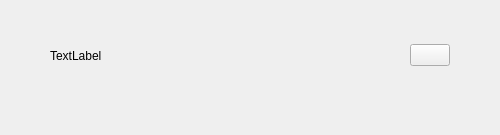
shuai132/qtlistwidget, file mvp/mainwindow/item/item.ui: the form before one commit.
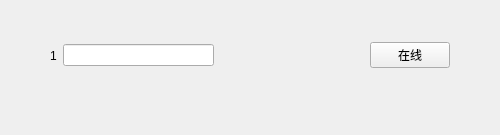
The form after the commit. Icons and pictures are not drawn. Custom widgets are drawn as their Qt base class.

Diff of the .ui file:
```diff
--- a/mvp/mainwindow/item/item.ui
+++ b/mvp/mainwindow/item/item.ui
@@ -32,7 +32,20 @@
     <item>
      <widget class="QLabel" name="label">
       <property name="text">
-       <string>TextLabel</string>
+       <string>1</string>
+      </property>
+     </widget>
+    </item>
+    <item>
+     <widget class="MyLineEdit" name="leName">
+      <property name="enabled">
+       <bool>true</bool>
+      </property>
+      <property name="maximumSize">
+       <size>
+        <width>171</width>
+        <height>16777215</height>
+       </size>
       </property>
      </widget>
     </item>
@@ -52,7 +65,7 @@
     <item>
      <widget class="QPushButton" name="pushButton">
       <property name="text">
-       <string/>
+       <string>在线</string>
       </property>
       <property name="icon">
        <iconset resource="resource/state/state.qrc">
@@ -63,6 +76,13 @@
    </layout>
   </widget>
  </widget>
+ <customwidgets>
+  <customwidget>
+   <class>MyLineEdit</class>
+   <extends>QLineEdit</extends>
+   <header>mvp/mainwindow/item/mywidget/mylineedit.h</header>
+  </customwidget>
+ </customwidgets>
  <resources>
   <include location="resource/state/state.qrc"/>
  </resources>
```
Left out of the diff: 8 changed lines with no effect on the pictures.
